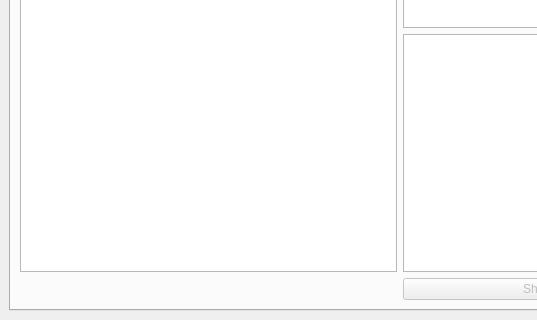
EuphoricCatface/ModbusRTUSniffer-PySide, file modbus_parser_viewer.ui: the form before one commit; both pictures show x 0 to 537 and y 280 to 600 of the 800 by 600 pixel window.
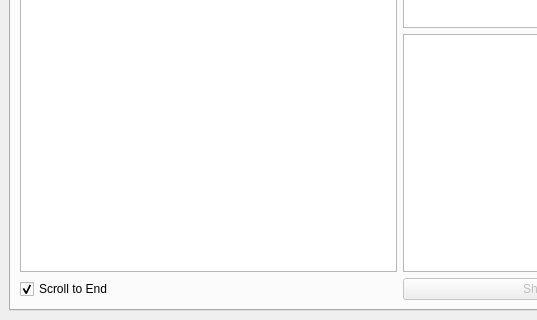
The form after the commit.

Commit message: Viewer: add ScrollToEnd

The edit to the form file:
```diff
--- a/modbus_parser_viewer.ui
+++ b/modbus_parser_viewer.ui
@@ -52,6 +52,16 @@
           </property>
          </widget>
         </item>
+        <item row="3" column="0">
+         <widget class="QCheckBox" name="checkBox_scrollEnd">
+          <property name="text">
+           <string>Scroll to End</string>
+          </property>
+          <property name="checked">
+           <bool>true</bool>
+          </property>
+         </widget>
+        </item>
        </layout>
       </widget>
      </widget>
```
The commit also changes 2 other files.
